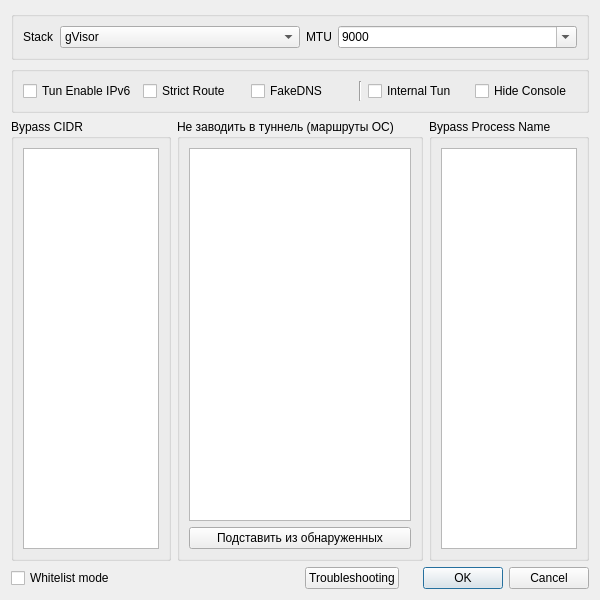
The window that ui/dialog_vpn_settings.ui (tarik1377/nekoray) describes before a commit, drawn with Qt 5.
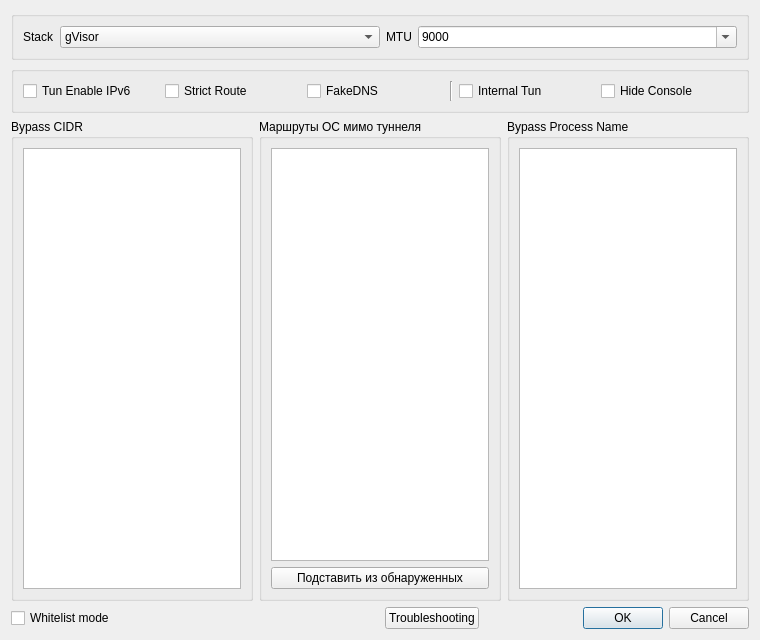
The same window after the commit.

The edit to the form file:
```diff
--- a/ui/dialog_vpn_settings.ui
+++ b/ui/dialog_vpn_settings.ui
@@ -6,8 +6,8 @@
    <rect>
     <x>0</x>
     <y>0</y>
-    <width>600</width>
-    <height>600</height>
+    <width>760</width>
+    <height>640</height>
    </rect>
   </property>
   <property name="windowTitle">
@@ -163,7 +163,7 @@
      <item>
       <widget class="QGroupBox" name="gb_route_exclude">
        <property name="title">
-        <string>Не заводить в туннель (маршруты ОС)</string>
+        <string>Маршруты ОС мимо туннеля</string>
        </property>
        <property name="toolTip">
         <string>Сети, которые останутся доступны в обход туннеля: домашний VPN, рабочая сеть, NAS. Это таблица маршрутов системы, а не правило внутри туннеля.</string>
```
